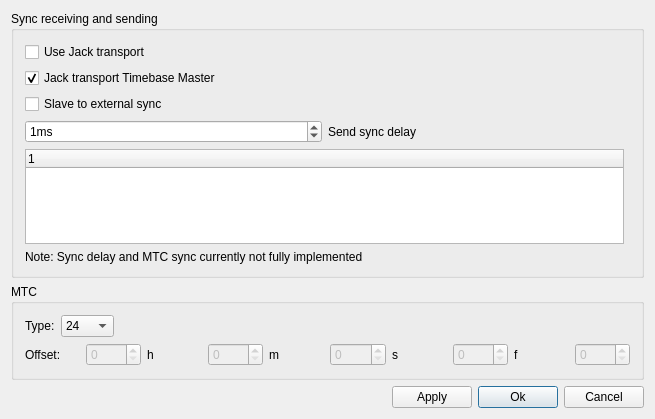
Old version of the form muse2/muse/widgets/midisync.ui in the repository emrum/muse.
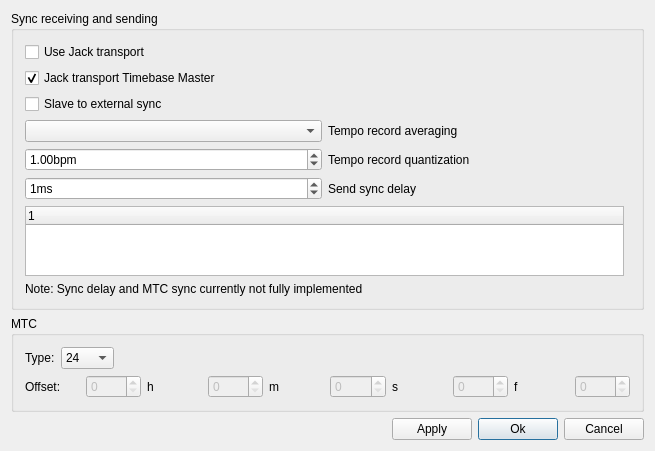
New version of the form.

Diff of the .ui file:
```diff
--- a/muse2/muse/widgets/midisync.ui
+++ b/muse2/muse/widgets/midisync.ui
@@ -10,7 +10,7 @@
     <x>0</x>
     <y>0</y>
     <width>655</width>
-    <height>419</height>
+    <height>445</height>
    </rect>
   </property>
   <property name="windowTitle">
@@ -337,6 +337,100 @@
       <item row="3" column="0">
        <layout class="QHBoxLayout">
         <item>
+         <widget class="QComboBox" name="syncRecFilterPreset">
+          <property name="toolTip">
+           <string>Averaging applied to recorded external tempo changes.</string>
+          </property>
+          <property name="whatsThis">
+           <string>External midi clock can be very jittery.
+Tempo is derived from it and recorded.
+It is usually desirable to average it and 
+ limit the number of recorded changes.
+
+Tiny: 2 section 4/4 = 8 stages.
+1/8T note averaging, may produce jitter.
+
+Small: 3 section 12/8/4 = 24 stages.
+1/4 note averaging, may still produce jitter.
+
+Medium: 3 section 28/12/8 = 48 stages.
+1/2 note averaging. Less jitter.
+
+Large: 4 section 48/48/48/48 = 192 stages.
+Use this if the song has only one tempo.
+Very low quantization values can be used. 
+
+Large pre-detect: 4 section 8/48/48/48 = 152
+ stages + first stage large step pre-detector.
+Use this if you expect sudden large tempo steps.
+
+None: Use only if high accuracy is needed for 
+ audio alignment on playback. Caution: Records 
+ thousands of tempo changes per minute. MusE 
+ may slow and the song file will be large.</string>
+          </property>
+         </widget>
+        </item>
+        <item>
+         <widget class="QLabel" name="syncRecFilterLabel">
+          <property name="text">
+           <string>Tempo record averaging</string>
+          </property>
+          <property name="alignment">
+           <set>Qt::AlignLeading|Qt::AlignLeft|Qt::AlignVCenter</set>
+          </property>
+          <property name="wordWrap">
+           <bool>false</bool>
+          </property>
+         </widget>
+        </item>
+       </layout>
+      </item>
+      <item row="4" column="0">
+       <layout class="QHBoxLayout">
+        <item>
+         <widget class="QDoubleSpinBox" name="syncRecTempoValQuant">
+          <property name="toolTip">
+           <string/>
+          </property>
+          <property name="whatsThis">
+           <string/>
+          </property>
+          <property name="suffix">
+           <string>bpm</string>
+          </property>
+          <property name="minimum">
+           <double>0.000000000000000</double>
+          </property>
+          <property name="maximum">
+           <double>100.000000000000000</double>
+          </property>
+          <property name="singleStep">
+           <double>0.010000000000000</double>
+          </property>
+          <property name="value">
+           <double>1.000000000000000</double>
+          </property>
+         </widget>
+        </item>
+        <item>
+         <widget class="QLabel" name="syncRecTempoValQuantLabel">
+          <property name="text">
+           <string>Tempo record quantization</string>
+          </property>
+          <property name="alignment">
+           <set>Qt::AlignLeading|Qt::AlignLeft|Qt::AlignVCenter</set>
+          </property>
+          <property name="wordWrap">
+           <bool>false</bool>
+          </property>
+         </widget>
+        </item>
+       </layout>
+      </item>
+      <item row="5" column="0">
+       <layout class="QHBoxLayout">
+        <item>
          <widget class="QSpinBox" name="syncDelaySpinBox">
           <property name="toolTip">
            <string>Send start to first clock delay</string>
@@ -379,7 +473,7 @@
         </item>
        </layout>
       </item>
-      <item row="4" column="0">
+      <item row="6" column="0">
        <widget class="QTreeWidget" name="devicesListView">
         <column>
          <property name="text">
@@ -388,18 +482,18 @@
         </column>
        </widget>
       </item>
-      <item row="5" column="0">
-        <widget class="QLabel" name="toBeDoneLabel">
+      <item row="7" column="0">
+       <widget class="QLabel" name="toBeDoneLabel">
         <property name="text">
-          <string>Note: Sync delay and MTC sync currently not fully implemented</string>
+         <string>Note: Sync delay and MTC sync currently not fully implemented</string>
         </property>
         <property name="alignment">
-          <set>Qt::AlignLeading|Qt::AlignLeft|Qt::AlignVCenter</set>
+         <set>Qt::AlignLeading|Qt::AlignLeft|Qt::AlignVCenter</set>
         </property>
         <property name="wordWrap">
-          <bool>false</bool>
+         <bool>false</bool>
         </property>
-        </widget>
+       </widget>
       </item>
      </layout>
     </widget>
```
